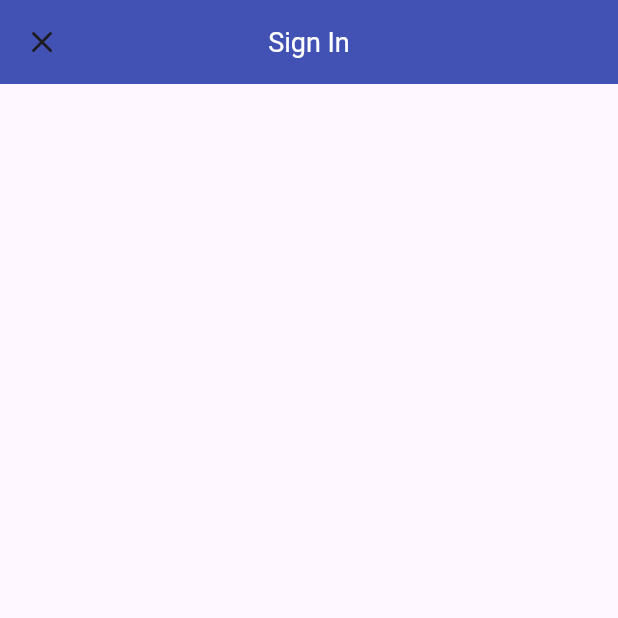
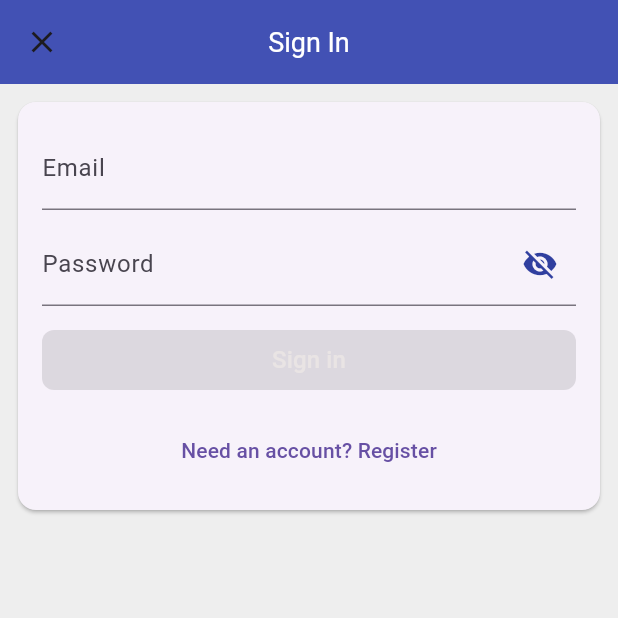
Before and after one commit to Md-LatifurRatul/Timing-Tracker, a Flutter app: the screen it shows after launch, after a tap on "Sign in with email", on a phone screen of 412 x 824 dp, the top half of it. Run offline on Flutter 3.47's test engine with Material 3 defaults, Android fonts, the phone set to English and light mode, and no system bars; our stand-ins replace firebase_auth, firebase_core, flutter_svg, google_sign_in; missing offline and left inert: flutter_facebook_auth; accounts and stored records are empty.

Commit message:
Email-Password, Authentication, Sign in, Text Input

```diff
--- a/lib/data/services/auth.dart
+++ b/lib/data/services/auth.dart
@@ -13,6 +13,10 @@ abstract class AuthBase {
   Future<void> signOut();
   Future<FirebaseUser?> signInWithGoogle();
   Future<FirebaseUser?> signInWithFacebook();
+  Future<FirebaseUser?> signInWithEmailAndPassword(
+      String email, String password);
+  Future<FirebaseUser?> createUserWithEmailAndPassword(
+      String email, String password);
   Stream<FirebaseUser?> get authStateChanges;
 }
 
@@ -108,6 +112,22 @@ class Auth implements AuthBase {
   }
 
   @override
+  Future<FirebaseUser?> signInWithEmailAndPassword(
+      String email, String password) async {
+    final authResult = await _firebaseAuth.signInWithEmailAndPassword(
+        email: email, password: password);
+    return _userFromFirebase(authResult.user);
+  }
+
+  @override
+  Future<FirebaseUser?> createUserWithEmailAndPassword(
+      String email, String password) async {
+    final authResult = await _firebaseAuth.createUserWithEmailAndPassword(
+        email: email, password: password);
+    return _userFromFirebase(authResult.user);
+  }
+
+  @override
   Stream<FirebaseUser?> get authStateChanges {
     return _firebaseAuth.authStateChanges().map(_userFromFirebase);
   }
--- /dev/null
+++ b/lib/presentation/screens/sign_in/email_sign_in_form.dart
@@ -0,0 +1,202 @@
+import 'package:flutter/material.dart';
+import 'package:time_tracker_app/data/services/auth.dart';
+import 'package:time_tracker_app/presentation/screens/sign_in/validators.dart';
+
+enum EmailSignInFormType { signIn, register }
+
+class EmailSignInForm extends StatefulWidget with EmailAndPasswordValidators {
+  EmailSignInForm({super.key, required this.auth});
+  final AuthBase auth;
+
+  @override
+  State<EmailSignInForm> createState() => _EmailSignInFormState();
+}
+
+class _EmailSignInFormState extends State<EmailSignInForm> {
+  final TextEditingController _emailController = TextEditingController();
+  final TextEditingController _passwordController = TextEditingController();
+  final FocusNode _emailFocusNode = FocusNode();
+  final FocusNode _passwordFocusNode = FocusNode();
+
+  bool _passwordVisible = false;
+  bool _submitted = false;
+  bool _isLoading = false;
+
+  EmailSignInFormType _formType = EmailSignInFormType.signIn;
+
+  String get _email => _emailController.text;
+  String get _password => _passwordController.text;
+
+  @override
+  void initState() {
+    super.initState();
+    _passwordVisible = false;
+  }
+
+  @override
+  Widget build(BuildContext context) {
+    return Padding(
+      padding: const EdgeInsets.all(16.0),
+      child: Column(
+        crossAxisAlignment: CrossAxisAlignment.stretch,
+        mainAxisSize: MainAxisSize.min,
+        children: _buildTextField(),
+      ),
+    );
+  }
+
+  Future<void> _submit() async {
+    setState(() {
+      _submitted = true;
+      _isLoading = true;
+    });
+
+    try {
+      if (_formType == EmailSignInFormType.signIn) {
+        await widget.auth.signInWithEmailAndPassword(_email, _password);
+      } else {
+        await widget.auth.createUserWithEmailAndPassword(_email, _password);
+      }
+      if (mounted) {
+        Navigator.of(context).pop();
+      }
+    } catch (e) {
+      print(e.toString());
+    } finally {
+      setState(() {
+        _isLoading = false;
+      });
+    }
+  }
+
+  void _toogleFormType() {
+    setState(() {
+      _submitted = false;
+      _formType = _formType == EmailSignInFormType.signIn
+          ? EmailSignInFormType.register
+          : EmailSignInFormType.signIn;
+    });
+    _emailController.clear();
+    _passwordController.clear();
+  }
+
+  List<Widget> _buildTextField() {
+    final primaryText = _formType == EmailSignInFormType.signIn
+        ? 'Sign in'
+        : 'Create an account';
+
+    final secondaryText = _formType == EmailSignInFormType.signIn
+        ? "Need an account? Register"
+        : "Have an account? Sign in";
+
+    bool enableSubmitButton = widget.emailValidator.isValid(_email) &&
+        widget.passwordValidator.isValid(_password) &&
+        !_isLoading;
+
+    return [
+      _buildEmailTextField(),
+      const SizedBox(
+        height: 8,
+      ),
+      _buildPasswordTextField(),
+      const SizedBox(
+        height: 12,
+      ),
+      ElevatedButton(
+        onPressed: enableSubmitButton ? _submit : null,
+        style: ElevatedButton.styleFrom(
+          backgroundColor: Colors.green,
+          shape: const RoundedRectangleBorder(
+            borderRadius: BorderRadius.all(
+              Radius.circular(8),
+            ),
+          ),
+        ),
+        child: Text(
+          primaryText,
+          style: const TextStyle(
+              color: Color.fromARGB(255, 233, 228, 228), fontSize: 16),
+        ),
+      ),
+      const SizedBox(
+        height: 12,
+      ),
+      TextButton(
+        onPressed: !_isLoading ? _toogleFormType : null,
+        child: Text(secondaryText),
+      ),
+    ];
+  }
+
+  void _emailEditingComplete() {
+    final newFocus = widget.emailValidator.isValid(_email)
+        ? _passwordFocusNode
+        : _emailFocusNode;
+
+    FocusScope.of(context).requestFocus(newFocus);
+  }
+
+  Widget _buildPasswordTextField() {
+    bool showErrorPasswordText =
+        _submitted && !widget.passwordValidator.isValid(_password);
+
+    return TextField(
+      controller: _passwordController,
+      focusNode: _passwordFocusNode,
+      textInputAction: TextInputAction.done,
+      obscureText: !_passwordVisible,
+      onEditingComplete: _submit,
+      onChanged: (password) => _updateState(),
+      decoration: InputDecoration(
+          label: const Text("Password"),
+          suffixIcon: IconButton(
+            onPressed: () {
+              setState(() {
+                _passwordVisible = !_passwordVisible;
+              });
+            },
+            icon: Icon(
+              _passwordVisible ? Icons.visibility : Icons.visibility_off,
+              color: Theme.of(context).primaryColorDark,
+            ),
+          ),
+          errorText:
+              showErrorPasswordText ? widget.invalidPasswordErrorText : null,
+          enabled: _isLoading == false),
+    );
+  }
+
+  Widget _buildEmailTextField() {
+    bool showErrorEmailText =
+        _submitted && !widget.emailValidator.isValid(_email);
+
+    return TextField(
+      controller: _emailController,
+      focusNode: _emailFocusNode,
+      autocorrect: false,
+      keyboardType: TextInputType.emailAddress,
+      textInputAction: TextInputAction.next,
+      onEditingComplete: _emailEditingComplete,
+      onChanged: (email) => _updateState(),
+      decoration: InputDecoration(
+          label: const Text("Email"),
+          hintText: "test@gmail.com",
+          errorText: showErrorEmailText ? widget.invalidEmailErrorText : null),
+      enabled: _isLoading == false,
+    );
+  }
+
+  void _updateState() {
+    print("Email: $_email, password: $_password");
+    setState(() {});
+  }
+
+  @override
+  void dispose() {
+    _emailController.dispose();
+    _passwordController.dispose();
+    _emailFocusNode.dispose();
+    _passwordFocusNode.dispose();
+    super.dispose();
+  }
+}
--- a/lib/presentation/screens/sign_in/email_sign_in_screen.dart
+++ b/lib/presentation/screens/sign_in/email_sign_in_screen.dart
@@ -1,7 +1,11 @@
 import 'package:flutter/material.dart';
+import 'package:time_tracker_app/data/services/auth.dart';
+import 'package:time_tracker_app/presentation/screens/sign_in/email_sign_in_form.dart';
 
 class EmailSignInScreen extends StatelessWidget {
-  const EmailSignInScreen({super.key});
+  const EmailSignInScreen({super.key, required this.auth});
+
+  final AuthBase auth;
 
   @override
   Widget build(BuildContext context) {
@@ -9,6 +13,17 @@ class EmailSignInScreen extends StatelessWidget {
       appBar: AppBar(
         title: const Text("Sign In"),
       ),
+      body: SingleChildScrollView(
+        child: Padding(
+          padding: const EdgeInsets.all(8.0),
+          child: Card(
+            child: EmailSignInForm(
+              auth: auth,
+            ),
+          ),
+        ),
+      ),
+      backgroundColor: Colors.grey[200],
     );
   }
 }
--- a/lib/presentation/screens/sign_in/sign_in_screen.dart
+++ b/lib/presentation/screens/sign_in/sign_in_screen.dart
@@ -89,7 +89,9 @@ class SignInScreen extends StatelessWidget {
             onPressed: () {
               Navigator.of(context).push(MaterialPageRoute(
                   fullscreenDialog: true,
-                  builder: (context) => const EmailSignInScreen()));
+                  builder: (context) => EmailSignInScreen(
+                        auth: auth,
+                      )));
             },
           ),
           const SizedBox(
--- /dev/null
+++ b/lib/presentation/screens/sign_in/validators.dart
@@ -0,0 +1,17 @@
+abstract class StringValidator {
+  bool isValid(String value);
+}
+
+class NonEmptyStringValidator implements StringValidator {
+  @override
+  bool isValid(String value) {
+    return value.isNotEmpty;
+  }
+}
+
+mixin EmailAndPasswordValidators {
+  final StringValidator emailValidator = NonEmptyStringValidator();
+  final StringValidator passwordValidator = NonEmptyStringValidator();
+  final String invalidEmailErrorText = 'Email can\'t be empty';
+  final String invalidPasswordErrorText = 'Password can\'t be empty';
+}
--- a/lib/presentation/screens/splash_screen.dart
+++ b/lib/presentation/screens/splash_screen.dart
@@ -37,7 +37,8 @@ class _SplashScreenState extends State<SplashScreen> {
   @override
   Widget build(BuildContext context) {
     return const Scaffold(
-      body: Column(
+      body: SingleChildScrollView(
+        child: Column(
           children: [
             AppLogo(),
             SizedBox(
@@ -53,6 +54,7 @@ class _SplashScreenState extends State<SplashScreen> {
             ),
           ],
         ),
+      ),
     );
   }
 }
--- a/lib/presentation/widgets/custom_elevated_button.dart
+++ b/lib/presentation/widgets/custom_elevated_button.dart
@@ -23,6 +23,8 @@ class CustomElevatedButton extends StatelessWidget {
       child: ElevatedButton(
         style: ElevatedButton.styleFrom(
           backgroundColor: color,
+          textStyle:
+              const TextStyle(color: Colors.white, fontWeight: FontWeight.w500),
           shape: RoundedRectangleBorder(
             borderRadius: BorderRadius.all(
               Radius.circular(borderRadius),
```
Lines whose indentation alone changed are shown as unchanged.
